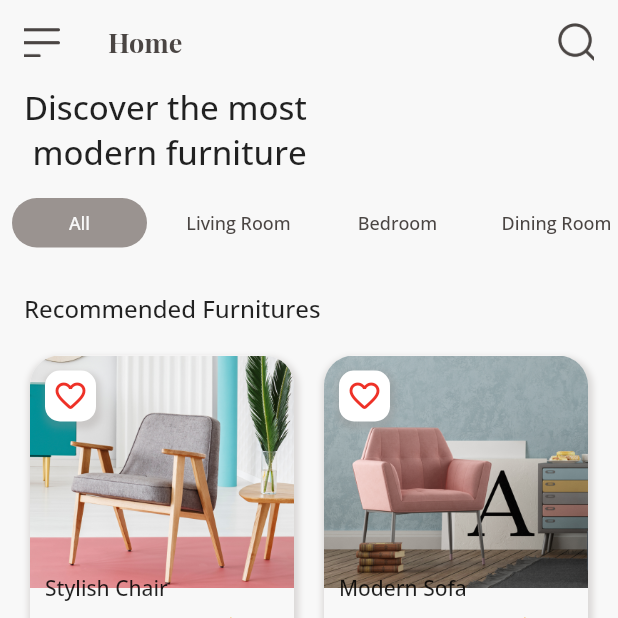
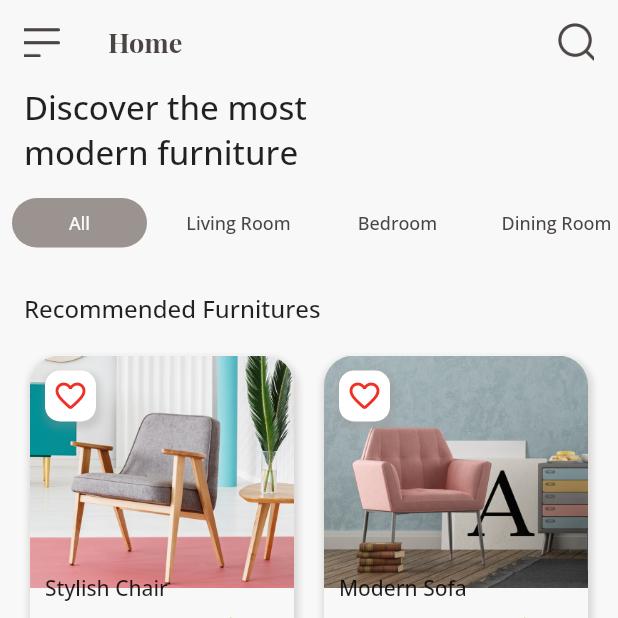
Before and after one commit to ahmadfatihin/Flutter-Furniture-Shop, a Flutter app: the screen it shows after launch, on a phone screen of 412 x 824 dp, the top half of it. Run offline on Flutter 3.47's test engine with Material 2 defaults, Android fonts, the phone set to English and light mode, and no system bars; our stand-ins replace auto_route, google_fonts.

```diff
--- a/lib/const/text.dart
+++ b/lib/const/text.dart
@@ -1,17 +1,17 @@
 import 'package:flutter/material.dart';
 
-TextStyle regular = TextStyle(
+TextStyle regular = const TextStyle(
   fontWeight: FontWeight.w400,
 );
 
-TextStyle medium = TextStyle(
+TextStyle medium = const TextStyle(
   fontWeight: FontWeight.w500,
 );
 
-TextStyle semiBold = TextStyle(
+TextStyle semiBold = const TextStyle(
   fontWeight: FontWeight.w600,
 );
 
-TextStyle bold = TextStyle(
+TextStyle bold = const TextStyle(
   fontWeight: FontWeight.w700,
 );
--- a/lib/main.dart
+++ b/lib/main.dart
@@ -1,21 +1,23 @@
 import 'package:flutter/material.dart';
 import 'package:furniture_shop/const/themes.dart';
 import 'package:furniture_shop/module/home/screens/home_screen.dart';
+import 'package:furniture_shop/routes/routes.dart';
 
 void main() {
-  runApp(const MyApp());
+  runApp(MyApp());
 }
 
 class MyApp extends StatelessWidget {
-  const MyApp({super.key});
-
+  MyApp({super.key});
+  final _appRouter = AppRouter();
   // This widget is the root of your application.
   @override
   Widget build(BuildContext context) {
-    return MaterialApp(
+    return MaterialApp.router(
       title: 'Flutter Demo',
       theme: lightThemeData(context),
-      home: const HomeScreen(),
+      routerDelegate: _appRouter.delegate(),
+      routeInformationParser: _appRouter.defaultRouteParser(),
     );
   }
 }
--- a/lib/module/home/screens/sections/home_header.dart
+++ b/lib/module/home/screens/sections/home_header.dart
@@ -32,7 +32,7 @@ class _HomeHeaderState extends State<HomeHeader> {
         Padding(
           padding: EdgeInsets.only(left: 16),
           child: Text(
-            'Discover the most \n modern furniture',
+            'Discover the most \nmodern furniture',
             style: medium.copyWith(fontSize: 22),
           ),
         ),
```
Also changed, not shown: lib/module/detail/screens/detail_screens.dart (added, +11 -0 lines), lib/routes/routes.dart (added, +16 -0 lines), pubspec.yaml (+3 -5 lines), lib/routes/routes.gr.dart (added), 2 other files.
